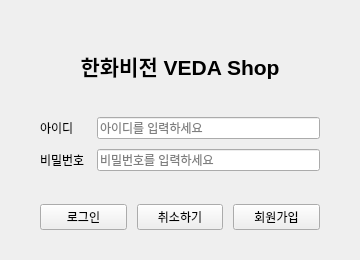
This is CustomerManagementSystem/loginwidget.ui in namgilwoo999/2026-VEDA-Team4 as Qt 5 draws it before an edit. The edited form follows.
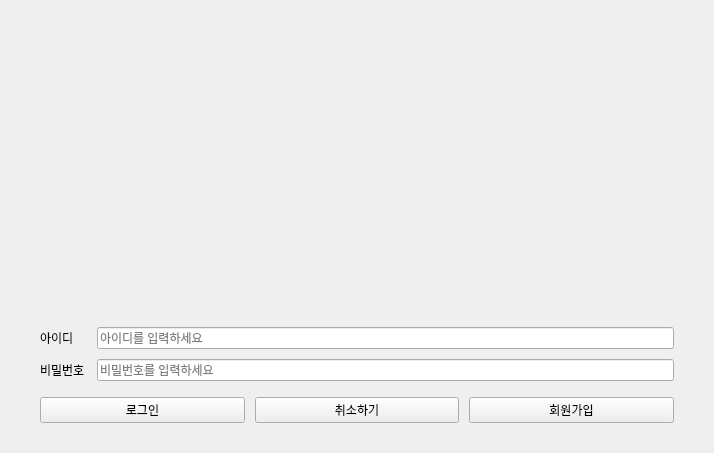
This is the edited form. Icons and pictures are not drawn.

Commit message: feat: loginWidget UI UPDATE

Diff of the .ui file:
```diff
--- a/CustomerManagementSystem/loginwidget.ui
+++ b/CustomerManagementSystem/loginwidget.ui
@@ -6,8 +6,8 @@
    <rect>
     <x>0</x>
     <y>0</y>
-    <width>360</width>
-    <height>260</height>
+    <width>714</width>
+    <height>453</height>
    </rect>
   </property>
   <property name="windowTitle">
@@ -38,13 +38,32 @@
       </font>
      </property>
      <property name="text">
-      <string>한화비전 VEDA Shop</string>
+      <string/>
+     </property>
+     <property name="pixmap">
+      <pixmap resource="resources.qrc">:/resources/VEDALOG.png</pixmap>
+     </property>
+     <property name="scaledContents">
+      <bool>true</bool>
      </property>
      <property name="alignment">
       <set>Qt::AlignmentFlag::AlignCenter</set>
      </property>
     </widget>
    </item>
+   <item>
+    <spacer name="verticalSpacer">
+     <property name="orientation">
+      <enum>Qt::Orientation::Vertical</enum>
+     </property>
+     <property name="sizeHint" stdset="0">
+      <size>
+       <width>20</width>
+       <height>40</height>
+      </size>
+     </property>
+    </spacer>
+   </item>
    <item>
     <layout class="QFormLayout" name="formLayout">
      <property name="horizontalSpacing">
```
Left out of the diff: 4 changed lines with no effect on the pictures. The commit also changes 5 other files.
